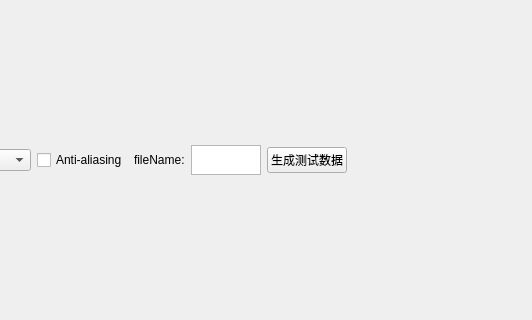
Old version of the form cpp/Qt/Elevator/src/themewidget.ui in the repository nhyilin/devNotes; both pictures show x 368 to 900 and y 140 to 460 of the 900 by 600 pixel window.
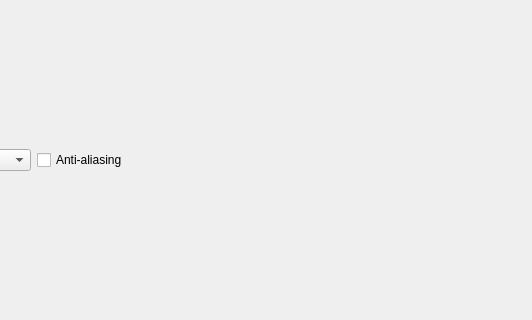
New version of the form.

The edit to the form file:
```diff
--- a/cpp/Qt/Elevator/src/themewidget.ui
+++ b/cpp/Qt/Elevator/src/themewidget.ui
@@ -59,36 +59,6 @@
        </property>
       </widget>
      </item>
-     <item>
-      <widget class="QLabel" name="legendLabel_2">
-       <property name="text">
-        <string>fileName:</string>
-       </property>
-      </widget>
-     </item>
-     <item>
-      <widget class="QTextEdit" name="textEdit">
-       <property name="sizePolicy">
-        <sizepolicy hsizetype="MinimumExpanding" vsizetype="Fixed">
-         <horstretch>0</horstretch>
-         <verstretch>0</verstretch>
-        </sizepolicy>
-       </property>
-       <property name="maximumSize">
-        <size>
-         <width>70</width>
-         <height>30</height>
-        </size>
-       </property>
-      </widget>
-     </item>
-     <item>
-      <widget class="QPushButton" name="pushButton">
-       <property name="text">
-        <string>生成测试数据</string>
-       </property>
-      </widget>
-     </item>
      <item>
       <spacer name="horizontalSpacer">
        <property name="orientation">
```
